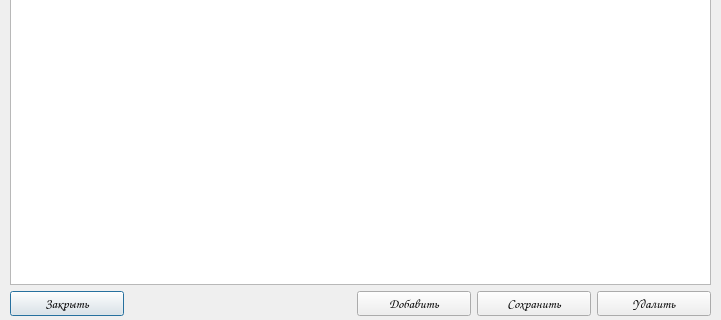
Qt form forms/table.ui (AllaKzm/Praktic) before a commit; both pictures show x 0 to 721 and y 295 to 615 of the 721 by 615 pixel window.
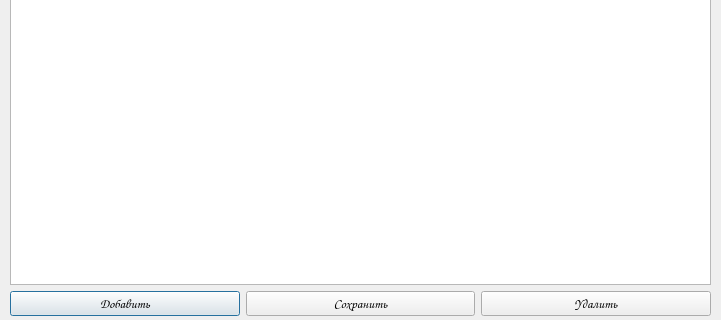
The same form after that commit.

What changed in the file:
```diff
--- a/forms/table.ui
+++ b/forms/table.ui
@@ -27,33 +27,7 @@
      <widget class="QTableWidget" name="tableWidget_2"/>
     </item>
     <item>
-     <layout class="QHBoxLayout" name="horizontalLayout_2" stretch="2,4,2,2,2">
-      <item>
-       <widget class="QPushButton" name="close_btn_2">
-        <property name="font">
-         <font>
-          <family>Comic Sans MS</family>
-          <pointsize>10</pointsize>
-         </font>
-        </property>
-        <property name="text">
-         <string>Закрыть</string>
-        </property>
-       </widget>
-      </item>
-      <item>
-       <spacer name="horizontalSpacer_2">
-        <property name="orientation">
-         <enum>Qt::Horizontal</enum>
-        </property>
-        <property name="sizeHint" stdset="0">
-         <size>
-          <width>40</width>
-          <height>20</height>
-         </size>
-        </property>
-       </spacer>
-      </item>
+     <layout class="QHBoxLayout" name="horizontalLayout_2" stretch="2,2,2">
       <item>
        <widget class="QPushButton" name="add_btn_2">
         <property name="font">
```
